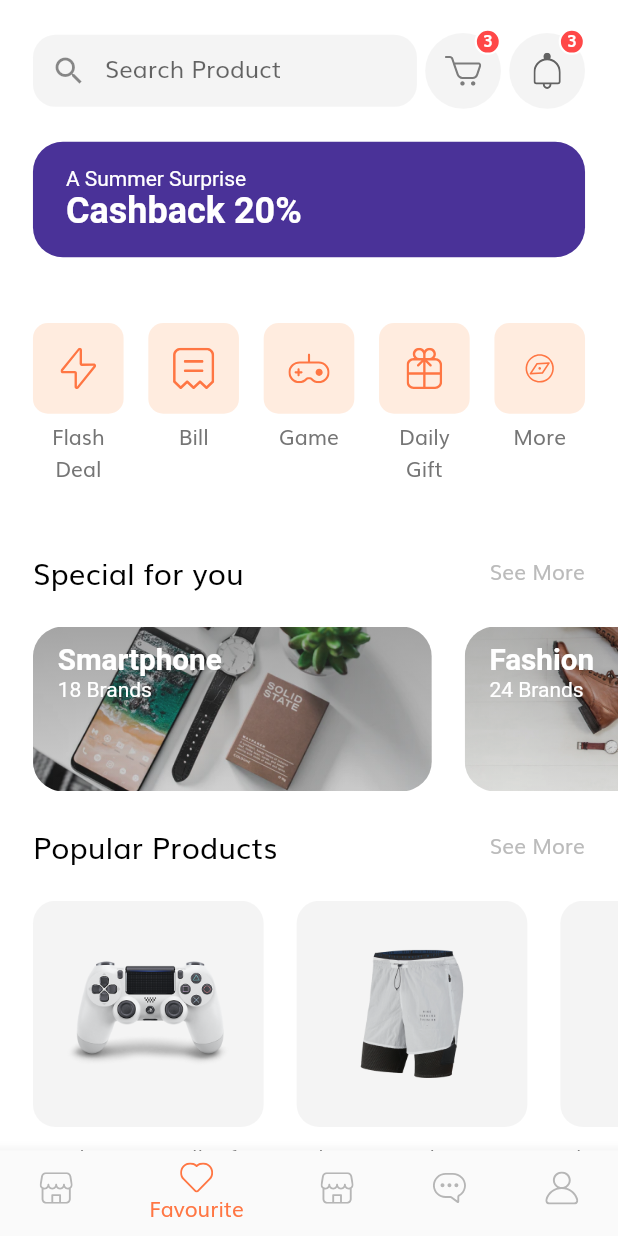
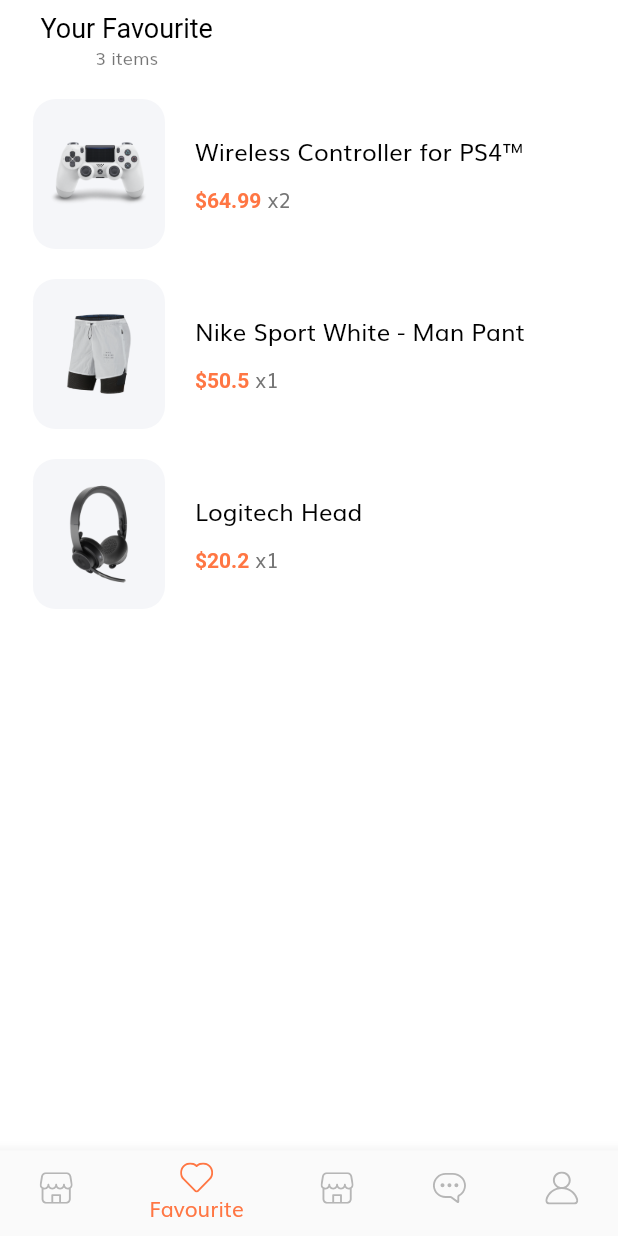
Before and after one commit to mohakmakin721/doon_kart, a Flutter app: the HomeTabController screen opened by its route, item 2 of the bottom bar chosen, on a phone screen of 412 x 824 dp. Run offline on Flutter 3.47's test engine with Material 2 defaults, Android fonts, the phone set to English and light mode, and no system bars; our stand-ins replace cloud_firestore, firebase_auth, firebase_core, flutter_svg, google_sign_in; missing offline and left inert: flutter_facebook_login; accounts and stored records are empty.

Commit message:
Favourite Page created Minor Tweaks : Functional UI of Favourite heart icon

```diff
--- a/lib/components/home_tab_controller.dart
+++ b/lib/components/home_tab_controller.dart
@@ -1,9 +1,6 @@
-import 'package:doon_kart/screens/cart/cart_screen.dart';
+import 'package:doon_kart/screens/favourite/components/favourite_body.dart';
 import 'package:doon_kart/screens/home/components/home_body.dart';
-import 'package:doon_kart/screens/home/home_screen.dart';
-import 'package:doon_kart/screens/login_success/login_success_screen.dart';
 import 'package:doon_kart/screens/profile/components/profile_body.dart';
-import 'package:doon_kart/screens/profile/profile_screen.dart';
 import 'package:flutter/material.dart';
 import 'package:flutter_svg/svg.dart';
 
@@ -22,7 +19,7 @@ class _HomeTabControllerState extends State<HomeTabController> {
   int _currentIndex = 0;
   final List<Widget> _children = [
     HomeBody(),
-    HomeBody(),
+    FavouriteBody(),
     HomeBody(),
     HomeBody(),
     ProfileBody(),
--- a/lib/components/product_card.dart
+++ b/lib/components/product_card.dart
@@ -63,9 +63,37 @@ class ProductCard extends StatelessWidget {
                       color: kPrimaryColor,
                     ),
                   ),
-                  InkWell(
+                  FavouriteFunction(product: product),
+                ],
+              )
+            ],
+          ),
+        ),
+      ),
+    );
+  }
+}
+
+class FavouriteFunction extends StatefulWidget {
+  final Product product;
+
+  const FavouriteFunction({Key key, this.product}) : super(key: key);
+  @override
+  _FavouriteFunctionState createState() => _FavouriteFunctionState(product);
+}
+
+class _FavouriteFunctionState extends State<FavouriteFunction> {
+  final Product product;
+
+  _FavouriteFunctionState(this.product);
+
+  @override
+  Widget build(BuildContext context) {
+    return InkWell(
       borderRadius: BorderRadius.circular(50),
-                    onTap: () {},
+      onTap: () {
+        favouriteToggle();
+      },
       child: Container(
         padding: EdgeInsets.all(getProportionateScreenWidth(8)),
         height: getProportionateScreenWidth(28),
@@ -78,18 +106,17 @@ class ProductCard extends StatelessWidget {
         ),
         child: SvgPicture.asset(
           "assets/icons/Heart Icon_2.svg",
-                        color: product.isFavourite
-                            ? Color(0xFFFF4848)
-                            : Color(0xFFDBDEE4),
-                      ),
-                    ),
-                  ),
-                ],
-              )
-            ],
-          ),
+          color: product.isFavourite ? Color(0xFFFF4848) : Color(0xFFDBDEE4),
         ),
       ),
     );
   }
+
+  void favouriteToggle() {
+    setState(() {
+      (product.isFavourite == true)
+          ? (product.isFavourite = false)
+          : (product.isFavourite = true);
+    });
   }
+}
--- /dev/null
+++ b/lib/models/Favourite.dart
@@ -0,0 +1,17 @@
+import 'package:flutter/material.dart';
+import 'Product.dart';
+
+class Favourite {
+  final Product product;
+  final int numOfItem;
+
+  Favourite({@required this.product, @required this.numOfItem});
+}
+
+// Demo data for our cart
+
+List<Favourite> demoFavourite = [
+  Favourite(product: demoProducts[0], numOfItem: 2),
+  Favourite(product: demoProducts[1], numOfItem: 1),
+  Favourite(product: demoProducts[3], numOfItem: 1),
+];
--- a/lib/models/Product.dart
+++ b/lib/models/Product.dart
@@ -6,7 +6,7 @@ class Product {
   final List<String> images;
   final List<Color> colors;
   final double rating, price;
-  final bool isFavourite, isPopular;
+  bool isFavourite, isPopular;
 
   Product({
     @required this.id,
--- a/lib/routs.dart
+++ b/lib/routs.dart
@@ -1,5 +1,6 @@
 import 'package:doon_kart/components/home_tab_controller.dart';
 import 'package:doon_kart/screens/cart/cart_screen.dart';
+import 'package:doon_kart/screens/favourite/favourite_screen.dart';
 import 'package:doon_kart/screens/profile/profile_screen.dart';
 import 'package:flutter/material.dart';
 import 'screens/complete_profile/complete_profile_screen.dart';
@@ -25,5 +26,6 @@ final Map<String, WidgetBuilder> routes = {
   DetailsScreen.routeName: (context) => DetailsScreen(),
   CartScreen.routeName:(context)=> CartScreen(),
   ProfileScreen.routeName:(context)=> ProfileScreen(),
+  FavouriteScreen.routeName:(context)=> FavouriteScreen(),
   HomeTabController.routeName:(context)=> HomeTabController(),
 };
--- /dev/null
+++ b/lib/screens/favourite/components/favourite_body.dart
@@ -0,0 +1,80 @@
+import 'package:doon_kart/models/Favourite.dart';
+import 'package:doon_kart/screens/favourite/components/favourite_card.dart';
+import 'package:flutter/material.dart';
+import 'package:flutter_svg/svg.dart';
+
+import '../../../contents.dart';
+import '../../../size_config.dart';
+
+class FavouriteBody extends StatefulWidget {
+  @override
+  _FavouriteBodyState createState() => _FavouriteBodyState();
+}
+
+class _FavouriteBodyState extends State<FavouriteBody> {
+  @override
+  Widget build(BuildContext context) {
+    return Scaffold(
+      appBar: buildAppBar(context),
+      body: Padding(
+        padding:
+            EdgeInsets.symmetric(horizontal: getProportionateScreenWidth(20)),
+        child: ListView.builder(
+          itemCount: demoFavourite.length,
+          itemBuilder: (context, index) => Padding(
+            padding: EdgeInsets.symmetric(vertical: 10),
+            child: Dismissible(
+              key: Key(demoFavourite[index].product.id.toString()),
+              direction: DismissDirection.endToStart,
+              onDismissed: (direction) {
+                setState(() {
+                  demoFavourite.removeAt(index);
+                });
+              },
+              background: Container(
+                padding: EdgeInsets.symmetric(horizontal: 20),
+                decoration: BoxDecoration(
+                  color: Color(0xFFFFE6E6),
+                  borderRadius: BorderRadius.circular(15),
+                ),
+                child: Row(
+                  children: [
+                    Spacer(),
+                    SvgPicture.asset("assets/icons/Trash.svg"),
+                  ],
+                ),
+              ),
+              child: FavouriteCard(favourite: demoFavourite[index]),
+            ),
+          ),
+        ),
+      ),
+    );
+  }
+
+  AppBar buildAppBar(BuildContext context) {
+    return AppBar(
+      automaticallyImplyLeading: false,
+      title: Row(
+        children: [
+          SizedBox(
+            height: getProportionateScreenWidth(10),
+            width: getProportionateScreenWidth(10),
+          ),
+          Column(
+            children: [
+              Text(
+                "Your Favourite",
+                style: TextStyle(color: Colors.black),
+              ),
+              Text(
+                "${demoFavourite.length} items",
+                style: Theme.of(context).textTheme.caption,
+              ),
+            ],
+          ),
+        ],
+      ),
+    );
+  }
+}
--- /dev/null
+++ b/lib/screens/favourite/components/favourite_card.dart
@@ -0,0 +1,59 @@
+import 'package:doon_kart/models/Favourite.dart';
+import 'package:flutter/material.dart';
+
+import '../../../contents.dart';
+import '../../../size_config.dart';
+
+class FavouriteCard extends StatelessWidget {
+  const FavouriteCard({
+    Key key,
+    @required this.favourite,
+  }) : super(key: key);
+
+  final Favourite favourite;
+  @override
+  Widget build(BuildContext context) {
+    return Row(
+      children: [
+        SizedBox(
+          width: 88,
+          child: AspectRatio(
+            aspectRatio: 0.88,
+            child: Container(
+              padding: EdgeInsets.all(getProportionateScreenWidth(10)),
+              decoration: BoxDecoration(
+                color: Color(0xFFF5F6F9),
+                borderRadius: BorderRadius.circular(15),
+              ),
+              child: Image.asset(favourite.product.images[0]),
+            ),
+          ),
+        ),
+        SizedBox(width: 20),
+        Column(
+          crossAxisAlignment: CrossAxisAlignment.start,
+          children: [
+            Text(
+              favourite.product.title,
+              style: TextStyle(color: Colors.black, fontSize: 16),
+              maxLines: 2,
+            ),
+            SizedBox(height: 10),
+            Text.rich(
+              TextSpan(
+                text: "\$${favourite.product.price}",
+                style: TextStyle(
+                    fontWeight: FontWeight.w600, color: kPrimaryColor),
+                children: [
+                  TextSpan(
+                      text: " x${favourite.numOfItem}",
+                      style: Theme.of(context).textTheme.bodyText1),
+                ],
+              ),
+            )
+          ],
+        )
+      ],
+    );
+  }
+}
--- /dev/null
+++ b/lib/screens/favourite/favourite_screen.dart
@@ -0,0 +1,11 @@
+import 'package:flutter/material.dart';
+
+import 'components/favourite_body.dart';
+
+class FavouriteScreen extends StatelessWidget {
+  static String routeName="/favourite";
+  @override
+  Widget build(BuildContext context) {
+    return FavouriteBody();
+  }
+}
```
Lines whose indentation alone changed are shown as unchanged.
